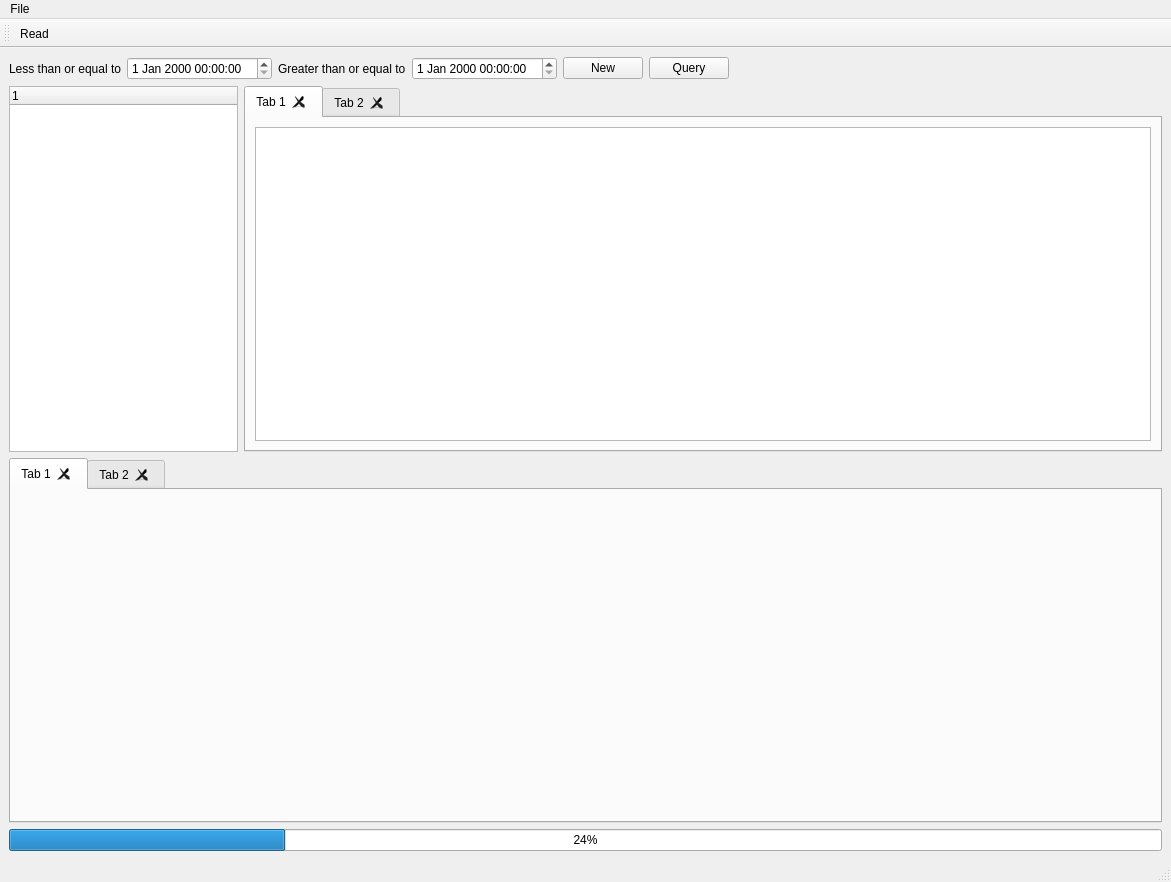
Old version of the form resource/ui/Main.ui in the repository XOB-CN/LogTools.
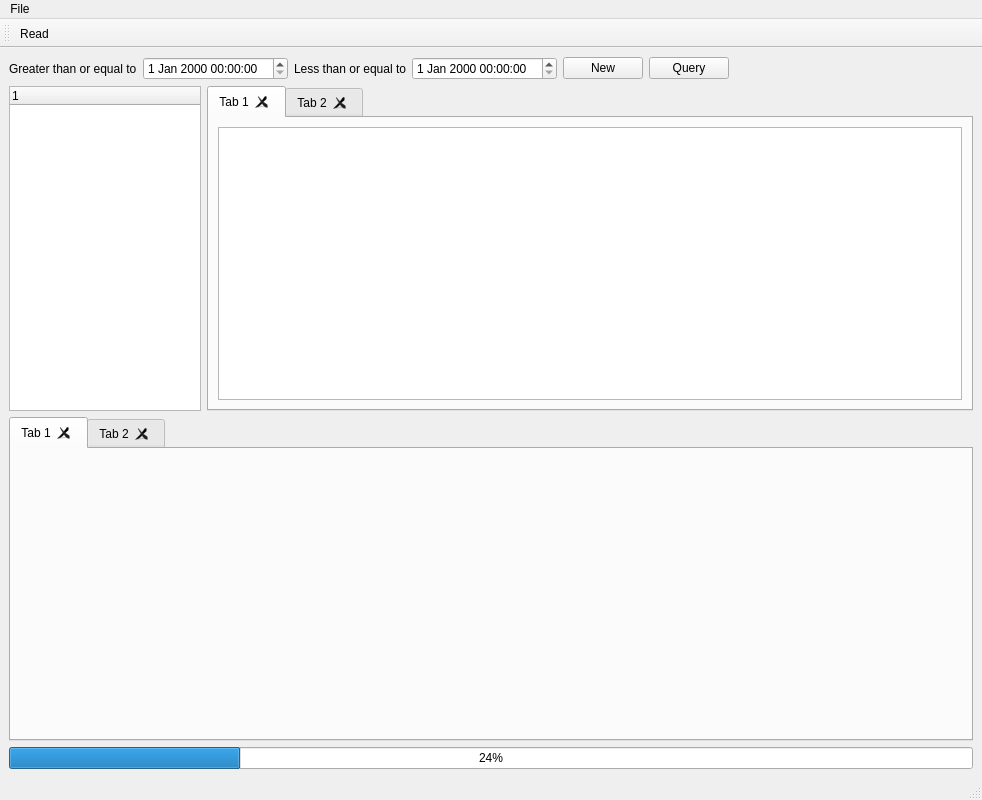
New version of the form.

Diff of the .ui file:
```diff
--- a/resource/ui/Main.ui
+++ b/resource/ui/Main.ui
@@ -6,8 +6,8 @@
    <rect>
     <x>0</x>
     <y>0</y>
-    <width>1171</width>
-    <height>882</height>
+    <width>982</width>
+    <height>800</height>
    </rect>
   </property>
   <property name="windowTitle">
@@ -19,16 +19,6 @@
      <layout class="QVBoxLayout" name="verticalLayout">
       <item>
        <layout class="QHBoxLayout" name="horizontalLayout">
-        <item>
-         <widget class="QLabel" name="leText">
-          <property name="text">
-           <string>Less than or equal to</string>
-          </property>
-         </widget>
-        </item>
-        <item>
-         <widget class="QDateTimeEdit" name="leTime"/>
-        </item>
         <item>
          <widget class="QLabel" name="geText">
           <property name="text">
@@ -39,6 +29,16 @@
         <item>
          <widget class="QDateTimeEdit" name="geTime"/>
         </item>
+        <item>
+         <widget class="QLabel" name="leText">
+          <property name="text">
+           <string>Less than or equal to</string>
+          </property>
+         </widget>
+        </item>
+        <item>
+         <widget class="QDateTimeEdit" name="leTime"/>
+        </item>
         <item>
          <widget class="QPushButton" name="btnNew">
           <property name="text">
@@ -168,7 +168,7 @@
     <rect>
      <x>0</x>
      <y>0</y>
-     <width>1171</width>
+     <width>982</width>
      <height>23</height>
     </rect>
    </property>
```
